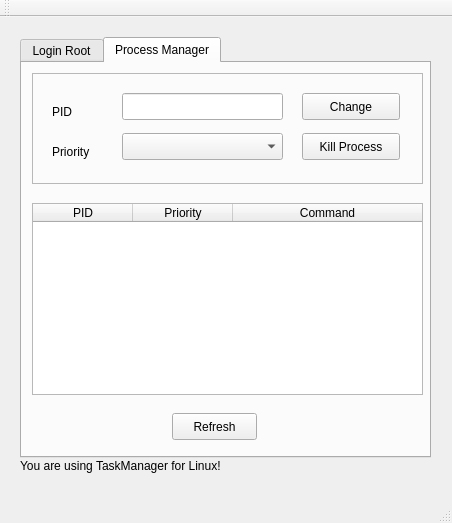
First picture: the form in TaskManager/TaskManager/taskmanager.ui, repository nickgun/TaskManagerLinux, before the edit.
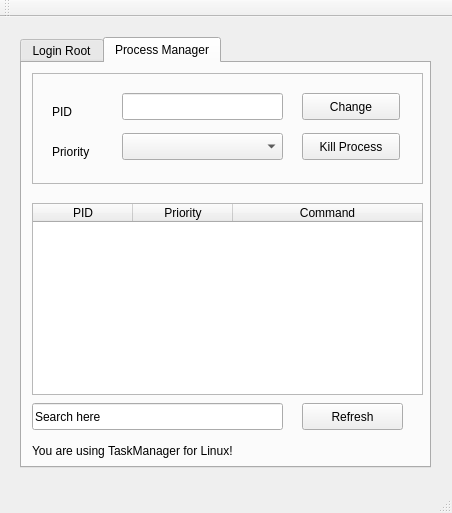
Second picture: the form after the edit. The open tabs and pages were chosen to show the change.

Commit message: update Search function

```diff
--- a/TaskManager/TaskManager/taskmanager.ui
+++ b/TaskManager/TaskManager/taskmanager.ui
@@ -7,7 +7,7 @@
     <x>0</x>
     <y>0</y>
     <width>452</width>
-    <height>523</height>
+    <height>513</height>
    </rect>
   </property>
   <property name="windowTitle">
@@ -20,7 +20,7 @@
       <x>20</x>
       <y>20</y>
       <width>411</width>
-      <height>421</height>
+      <height>431</height>
      </rect>
     </property>
     <property name="currentIndex">
@@ -199,9 +199,9 @@
      <widget class="QPushButton" name="refreshBtn">
       <property name="geometry">
        <rect>
-        <x>150</x>
-        <y>350</y>
-        <width>85</width>
+        <x>280</x>
+        <y>340</y>
+        <width>101</width>
         <height>27</height>
        </rect>
       </property>
@@ -209,21 +209,34 @@
        <string>Refresh</string>
       </property>
      </widget>
+     <widget class="QLabel" name="statusLabel">
+      <property name="geometry">
+       <rect>
+        <x>10</x>
+        <y>380</y>
+        <width>391</width>
+        <height>16</height>
+       </rect>
+      </property>
+      <property name="text">
+       <string>You are using TaskManager for Linux!</string>
+      </property>
+     </widget>
+     <widget class="QLineEdit" name="lineEdit">
+      <property name="geometry">
+       <rect>
+        <x>10</x>
+        <y>340</y>
+        <width>251</width>
+        <height>27</height>
+       </rect>
+      </property>
+      <property name="text">
+       <string>Search here</string>
+      </property>
+     </widget>
     </widget>
    </widget>
-   <widget class="QLabel" name="statusLabel">
-    <property name="geometry">
-     <rect>
-      <x>20</x>
-      <y>440</y>
-      <width>411</width>
-      <height>17</height>
-     </rect>
-    </property>
-    <property name="text">
-     <string>You are using TaskManager for Linux!</string>
-    </property>
-   </widget>
   </widget>
   <widget class="QMenuBar" name="menuBar">
    <property name="geometry">
```
Left out of the diff: 24 changed lines with no effect on the pictures. The commit also changes 8 other files.
